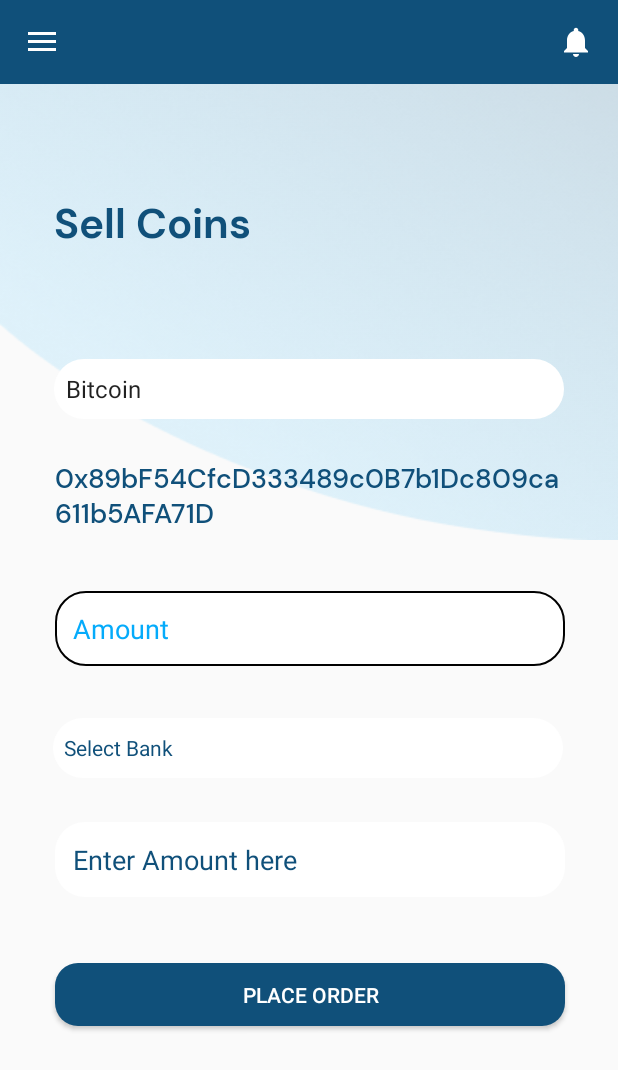
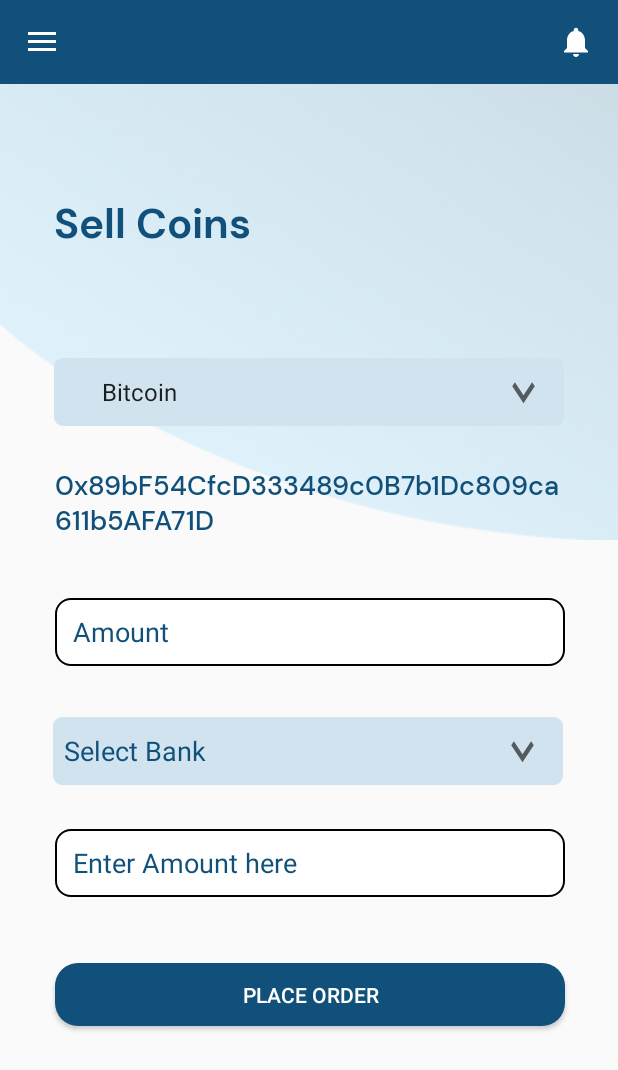
Before and after one commit to Michaelzy27/Passy_Exchange_Beta, an Android app: the fragment SellCoinsFragment placed in its activity, on a phone screen of 412 x 824 dp. Shown: the top 1070 px of the screen. Run offline under Robolectric (Android 15) with nearby library versions, the phone set to English and light mode, and no system bars.

Commit message:
ui updates

```diff
--- a/app/src/main/java/com/michael/passy_exchange_beta/BuyCoinsFragment.java
+++ b/app/src/main/java/com/michael/passy_exchange_beta/BuyCoinsFragment.java
@@ -66,7 +66,7 @@
     public View onCreateView(LayoutInflater inflater, ViewGroup container,
                              Bundle savedInstanceState) {
         // Inflate the layout for this fragment
-        View view = inflater.inflate(R.layout.activity_user_task, container, false);
+        View view = inflater.inflate(R.layout.fragment_buy_coins, container, false);
 
 //        taskRecycler = view.findViewById(R.id.tasks_recycler);
 //        RecyclerView.LayoutManager layoutManager = new LinearLayoutManager(this.getContext(), LinearLayoutManager.VERTICAL, false);
--- a/app/src/main/res/drawable/edit_text_bg.xml
+++ b/app/src/main/res/drawable/edit_text_bg.xml
@@ -3,6 +3,6 @@
        android:shape="rectangle">
 
       <solid android:color="@color/colorWhite"/>
-      <corners android:radius="20dp"/>
+      <corners android:radius="10dp"/>
 
 </shape>
--- /dev/null
+++ b/app/src/main/res/drawable/ic_arrow_down.xml
@@ -0,0 +1,10 @@
+<vector xmlns:android="http://schemas.android.com/apk/res/android"
+    android:width="30dp"
+    android:height="10dp"
+    android:viewportWidth="24"
+    android:viewportHeight="24"
+    android:tint="?attr/colorControlNormal">
+  <path
+      android:fillColor="@android:color/white"
+      android:pathData="M7.41,8.59L12,13.17l4.59,-4.58L18,10l-6,6 -6,-6 1.41,-1.41z"/>
+</vector>
--- a/app/src/main/res/drawable/rounded_white_button.xml
+++ b/app/src/main/res/drawable/rounded_white_button.xml
@@ -5,7 +5,7 @@
         android:color="#FFF"/>
 
     <corners
-        android:radius="20dp"/>
+        android:radius="10dp"/>
     <stroke
         android:width="1dp"/>
 
--- /dev/null
+++ b/app/src/main/res/drawable/spinner_bg_bank.xml
@@ -0,0 +1,22 @@
+<?xml version="1.0" encoding="utf-8"?>
+<selector xmlns:android="http://schemas.android.com/apk/res/android">
+    <item>
+        <layer-list>
+            <item>
+                <shape android:shape="rectangle">
+                    <solid android:color="#D1E3EE" />
+                    <padding android:left="24dp"
+                        android:right="12dp"/>
+                    <corners android:radius="6dp" />
+                </shape>
+
+            </item>
+
+            <item android:drawable="@drawable/ic_arrow_down"
+                android:gravity="end"/>
+
+        </layer-list>
+
+    </item>
+
+</selector>
--- a/app/src/main/res/layout/bank_dropdown_item.xml
+++ b/app/src/main/res/layout/bank_dropdown_item.xml
@@ -2,7 +2,8 @@
 <TextView xmlns:android="http://schemas.android.com/apk/res/android"
     android:layout_width="match_parent"
     android:layout_height="wrap_content"
-    android:textColor="#10507A">
+    android:textColor="#10507A"
+    android:textSize="18sp">
 
 
 </TextView>
--- a/app/src/main/res/layout/fragment_sell_coins.xml
+++ b/app/src/main/res/layout/fragment_sell_coins.xml
@@ -52,8 +52,8 @@
         <EditText
             android:id="@+id/editTextTextPersonName3"
             android:layout_width="340dp"
-            android:layout_height="50dp"
-            android:background="@drawable/edit_text_bg"
+            android:layout_height="45dp"
+            android:background="@drawable/rounded_white_button"
             android:ems="10"
             android:hint="Enter Amount here"
             android:inputType="textPersonName"
@@ -69,8 +69,8 @@
         <Spinner
             android:id="@+id/spinner"
             android:layout_width="340dp"
-            android:layout_height="40dp"
-            android:background="@drawable/edit_text_bg"
+            android:layout_height="45dp"
+            android:background="@drawable/spinner_bg_bank"
             android:entries="@array/selectCoin"
             app:layout_constraintBottom_toBottomOf="parent"
             app:layout_constraintEnd_toEndOf="parent"
@@ -81,8 +81,8 @@
         <Spinner
             android:id="@+id/bank_spinner"
             android:layout_width="340dp"
-            android:layout_height="40dp"
-            android:background="@drawable/edit_text_bg"
+            android:layout_height="45dp"
+            android:background="@drawable/spinner_bg_bank"
             android:paddingStart="7dp"
             app:layout_constraintBottom_toBottomOf="parent"
             app:layout_constraintEnd_toEndOf="parent"
@@ -94,14 +94,14 @@
         <EditText
             android:id="@+id/editTextTextPersonName"
             android:layout_width="340dp"
-            android:layout_height="50dp"
+            android:layout_height="45dp"
             android:layout_marginTop="40dp"
             android:background="@drawable/rounded_white_button"
             android:ems="10"
             android:hint="Amount"
             android:inputType="textPersonName"
             android:paddingStart="12dp"
-            android:textColorHint="#04ABFB"
+            android:textColorHint="#10507A"
             app:layout_constraintEnd_toEndOf="parent"
             app:layout_constraintHorizontal_bias="0.507"
             app:layout_constraintStart_toStartOf="parent"
```
